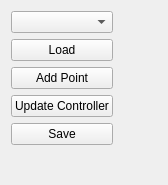
Qt form gui/src/gui/LinearAdaptativeControl.ui (roussePaul/kampala) before a commit.
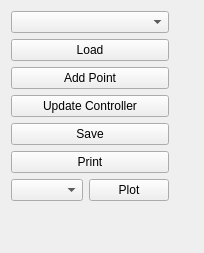
The same form after that commit.

Commit message: Add visualisation to the adaptative control node

```diff
--- a/gui/src/gui/LinearAdaptativeControl.ui
+++ b/gui/src/gui/LinearAdaptativeControl.ui
@@ -6,8 +6,8 @@
    <rect>
     <x>0</x>
     <y>0</y>
-    <width>168</width>
-    <height>185</height>
+    <width>204</width>
+    <height>253</height>
    </rect>
   </property>
   <property name="sizePolicy">
@@ -78,6 +78,27 @@
        </property>
       </widget>
      </item>
+     <item>
+      <widget class="QPushButton" name="bPrint">
+       <property name="text">
+        <string>Print</string>
+       </property>
+      </widget>
+     </item>
+     <item>
+      <layout class="QHBoxLayout" name="horizontalLayout_2">
+       <item>
+        <widget class="QComboBox" name="cVariable"/>
+       </item>
+       <item>
+        <widget class="QPushButton" name="bPlot">
+         <property name="text">
+          <string>Plot</string>
+         </property>
+        </widget>
+       </item>
+      </layout>
+     </item>
      <item>
       <spacer name="verticalSpacer">
        <property name="orientation">
```
The commit also changes 2 other files.
